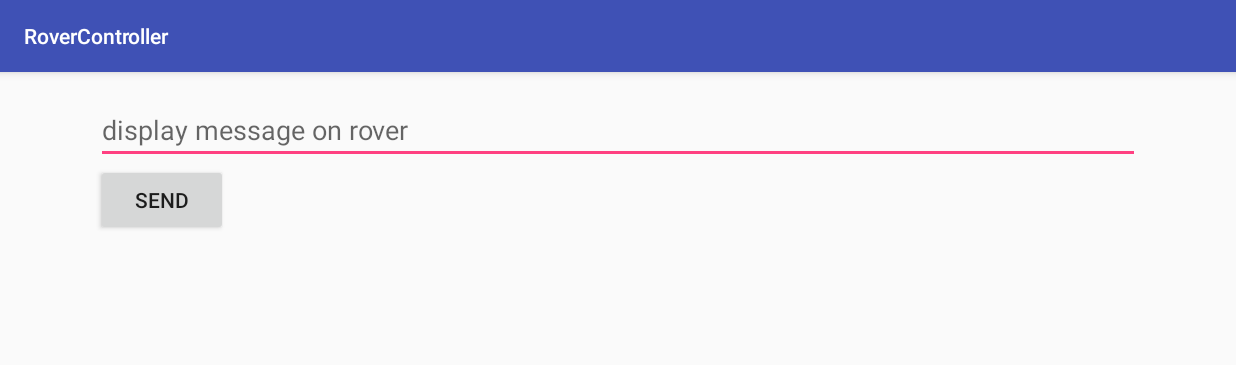
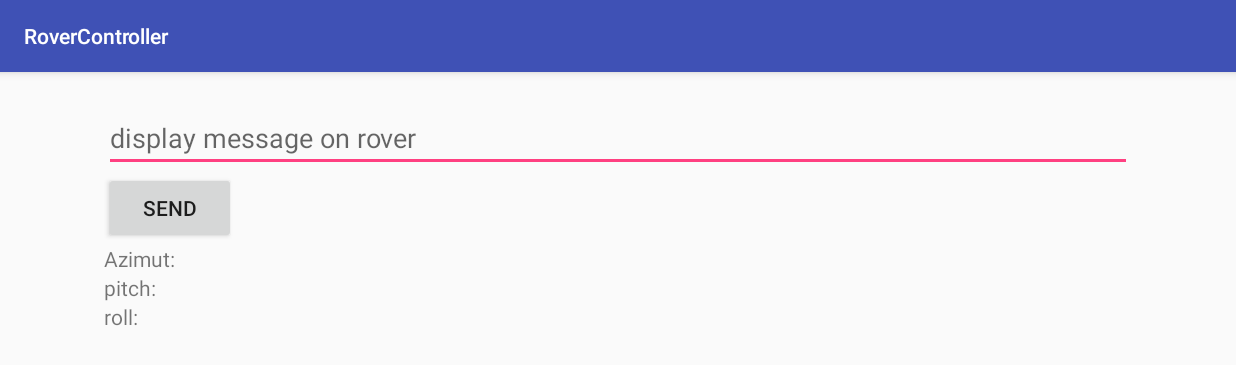
Before and after one commit to mtalhaf/rover-android, an Android app: the screen it shows after launch (MainActivity), on a phone screen of 824 x 412 dp (held sideways). Shown: the top 365 px of the screen. Run offline under Robolectric (Android 15) with nearby library versions, the phone set to English and light mode, and no system bars; our stand-ins replace RxJava; 1 statement that could not run was skipped.

Commit message:
added textview to show the azimut, pitch and roll.

```diff
--- a/app/src/main/res/layout/activity_main.xml
+++ b/app/src/main/res/layout/activity_main.xml
@@ -10,17 +10,50 @@
     android:paddingTop="@dimen/activity_vertical_margin"
     tools:context="com.rovercontroller.mtalhaf.rovercontroller.activity.MainActivity">
 
+    <ScrollView
+        android:layout_width="match_parent"
+        android:layout_height="wrap_content">
+
+        <RelativeLayout
+            android:layout_width="wrap_content"
+            android:layout_margin="5dp"
+            android:layout_height="wrap_content">
+
             <EditText
                 android:id="@+id/displayMessageEditText"
                 android:layout_width="match_parent"
                 android:layout_height="wrap_content"
-        android:hint="display message on rover"/>
+                android:hint="display message on rover" />
 
             <Button
                 android:id="@+id/displayMessageButton"
                 android:layout_width="wrap_content"
                 android:layout_height="wrap_content"
                 android:layout_below="@id/displayMessageEditText"
-        android:text="Send"/>
+                android:text="Send" />
+
+            <TextView
+                android:id="@+id/azimutTextView"
+                android:layout_width="wrap_content"
+                android:layout_height="wrap_content"
+                android:layout_below="@id/displayMessageButton"
+                android:text="Azimut: "/>
+
+            <TextView
+                android:id="@+id/pitchTextView"
+                android:layout_width="wrap_content"
+                android:layout_height="wrap_content"
+                android:layout_below="@id/azimutTextView"
+                android:text="pitch: "/>
+
+            <TextView
+                android:id="@+id/rollTextView"
+                android:layout_width="wrap_content"
+                android:layout_height="wrap_content"
+                android:layout_below="@id/pitchTextView"
+                android:text="roll: "/>
 
         </RelativeLayout>
+    </ScrollView>
+
+</RelativeLayout>
```
Lines whose indentation alone changed are shown as unchanged.
